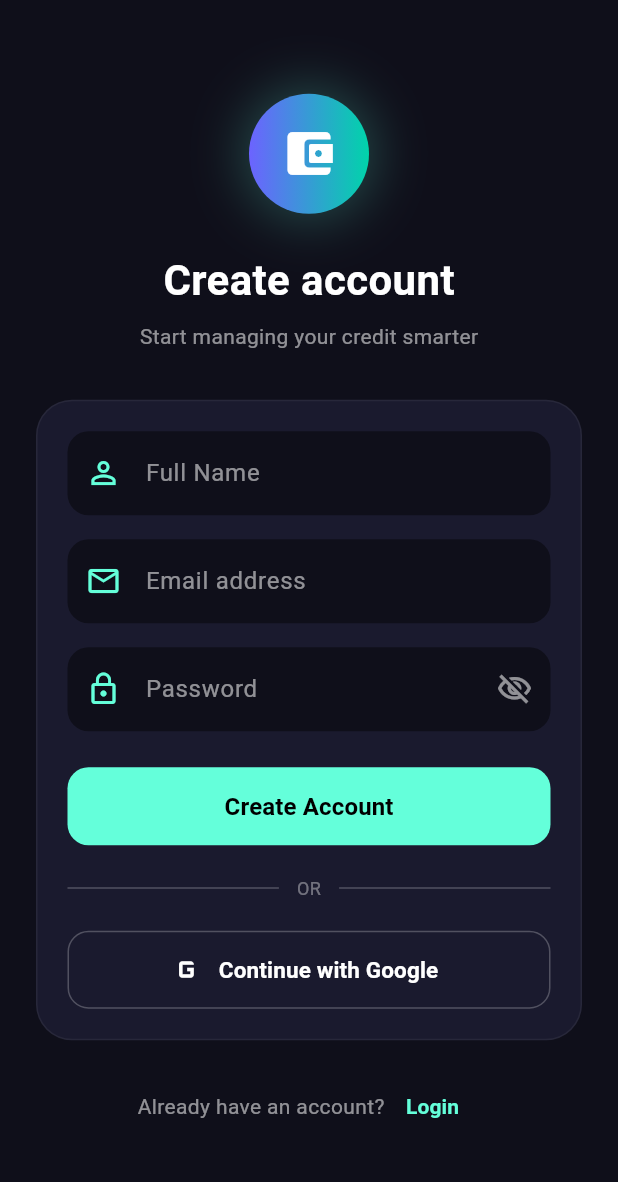
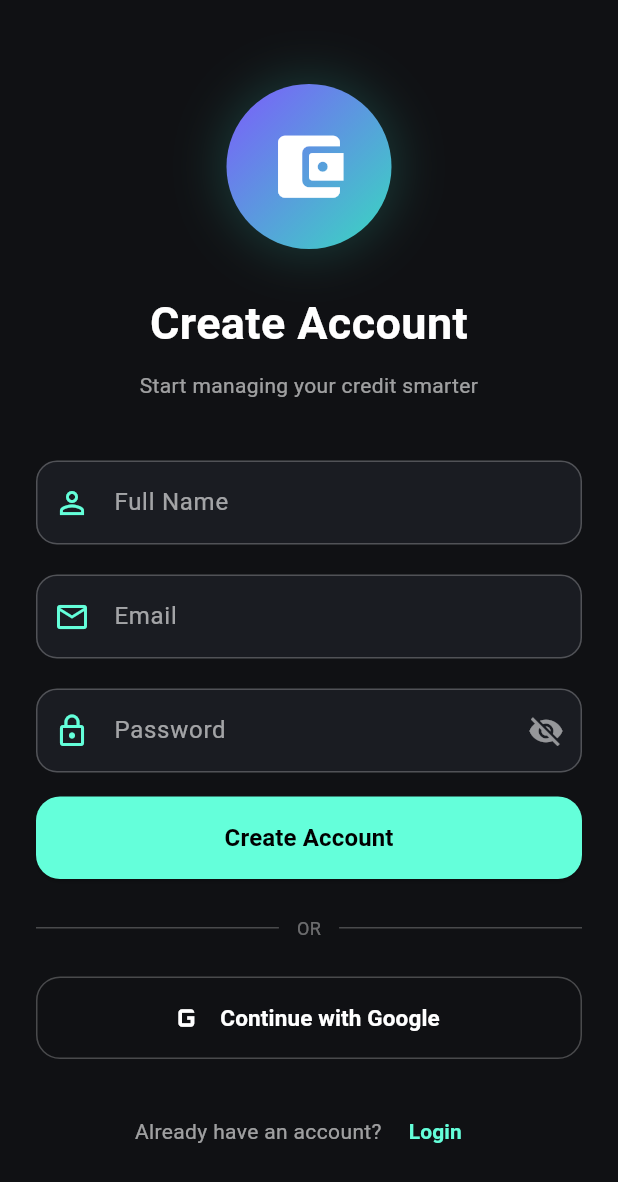
Before and after one commit to jahnvisrivastava01/CredV, a Flutter app: the RegisterScreen screen opened directly, on a phone screen of 412 x 824 dp. Shown: the top 1182 px of the screen. Run offline on Flutter 3.47's test engine with Material 3 defaults, Android fonts, the phone set to English and light mode, and no system bars; our stand-ins replace firebase_auth, firebase_core, fl_chart, google_sign_in; accounts and stored records are empty.

Commit message:
updated register screen

```diff
--- a/lib/screens/register_screen.dart
+++ b/lib/screens/register_screen.dart
@@ -245,108 +245,121 @@ class _RegisterScreenState extends State<RegisterScreen> {
   @override
   Widget build(BuildContext context) {
     return Scaffold(
-      backgroundColor: const Color(0xFF0F0F1A),
+      backgroundColor: const Color(0xFF101114),
       body: SafeArea(
         child: Center(
           child: SingleChildScrollView(
             padding: const EdgeInsets.all(24),
             child: Column(
-              mainAxisAlignment: MainAxisAlignment.center,
+              crossAxisAlignment: CrossAxisAlignment.stretch,
               children: [
-                // LOGO - MATCHES LOGIN SCREEN
-                Container(
-                  width: 80,
-                  height: 80,
+                const SizedBox(height: 30),
+
+                // =====================================================
+                // APP ICON - SAME BRANDING AS LOGIN SCREEN
+                // =====================================================
+                Center(
+                  child: Container(
+                    height: 110,
+                    width: 110,
+                    alignment: Alignment.center,
                     decoration: BoxDecoration(
                       shape: BoxShape.circle,
                       gradient: const LinearGradient(
+                        begin: Alignment.topLeft,
+                        end: Alignment.bottomRight,
                         colors: [
-                        Color(0xFF6C63FF),
-                        Color(0xFF00D4AA),
+                          Color(0xFF7C5CFC),
+                          Color(0xFF38D9C0),
                         ],
                       ),
                       boxShadow: [
                         BoxShadow(
-                        color: Colors.tealAccent.withOpacity(0.25),
-                        blurRadius: 30,
+                          color: const Color(0xFF38D9C0).withOpacity(0.20),
+                          blurRadius: 28,
                           spreadRadius: 4,
                         ),
                       ],
                     ),
                     child: const Icon(
                       Icons.account_balance_wallet_rounded,
+                      size: 55,
                       color: Colors.white,
-                    size: 38,
+                    ),
                   ),
                 ),
 
-                const SizedBox(height: 24),
+                const SizedBox(height: 28),
 
                 const Text(
-                  'Create account',
+                  'Create Account',
+                  textAlign: TextAlign.center,
                   style: TextStyle(
                     color: Colors.white,
-                    fontSize: 28,
+                    fontSize: 30,
                     fontWeight: FontWeight.bold,
                   ),
                 ),
 
-                const SizedBox(height: 8),
+                const SizedBox(height: 10),
 
                 const Text(
                   'Start managing your credit smarter',
+                  textAlign: TextAlign.center,
                   style: TextStyle(
-                    color: Colors.white54,
+                    color: Colors.white60,
                     fontSize: 14,
                   ),
                 ),
 
-                const SizedBox(height: 32),
+                const SizedBox(height: 40),
 
-                // FORM CARD - MATCHES LOGIN
-                Container(
-                  padding: const EdgeInsets.all(20),
-                  decoration: BoxDecoration(
-                    color: const Color(0xFF1A1A2E),
-                    borderRadius: BorderRadius.circular(24),
-                    border: Border.all(
-                      color: Colors.white.withOpacity(0.06),
-                    ),
-                  ),
-                  child: Column(
-                    children: [
+                // =====================================================
+                // NAME FIELD
+                // =====================================================
                 _buildField(
                   controller: _nameController,
                   label: 'Full Name',
                   icon: Icons.person_outline,
                 ),
-                      const SizedBox(height: 16),
+
+                const SizedBox(height: 20),
+
+                // =====================================================
+                // EMAIL FIELD
+                // =====================================================
                 _buildField(
                   controller: _emailController,
-                        label: 'Email address',
+                  label: 'Email',
                   icon: Icons.email_outlined,
                   keyboardType: TextInputType.emailAddress,
                 ),
-                      const SizedBox(height: 16),
+
+                const SizedBox(height: 20),
+
+                // =====================================================
+                // PASSWORD FIELD
+                // =====================================================
                 _buildField(
                   controller: _passwordController,
                   label: 'Password',
                   icon: Icons.lock_outline,
                   obscureText: _obscurePassword,
                   suffixIcon: IconButton(
+                    icon: Icon(
+                      _obscurePassword
+                          ? Icons.visibility_off
+                          : Icons.visibility,
+                      color: Colors.white54,
+                    ),
                     onPressed: () {
                       setState(() {
                         _obscurePassword = !_obscurePassword;
                       });
                     },
-                          icon: Icon(
-                            _obscurePassword
-                                ? Icons.visibility_off_outlined
-                                : Icons.visibility_outlined,
-                            color: Colors.white54,
                   ),
                 ),
-                      ),
+
                 if (_errorMessage != null) ...[
                   const SizedBox(height: 16),
                   Container(
@@ -358,6 +371,7 @@ class _RegisterScreenState extends State<RegisterScreen> {
                     ),
                     child: Text(
                       _errorMessage!,
+                      textAlign: TextAlign.center,
                       style: const TextStyle(
                         color: Colors.redAccent,
                         fontSize: 13,
@@ -365,40 +379,45 @@ class _RegisterScreenState extends State<RegisterScreen> {
                     ),
                   ),
                 ],
-                      const SizedBox(height: 24),
+
+                const SizedBox(height: 16),
+
+                // =====================================================
+                // CREATE ACCOUNT BUTTON
+                // =====================================================
                 SizedBox(
-                        width: double.infinity,
-                        height: 52,
+                  height: 55,
                   child: ElevatedButton(
                     onPressed: _isLoading ? null : _register,
                     style: ElevatedButton.styleFrom(
                       backgroundColor: Colors.tealAccent,
                       foregroundColor: Colors.black,
-                            elevation: 0,
+                      disabledBackgroundColor:
+                          Colors.tealAccent.withOpacity(0.4),
                       shape: RoundedRectangleBorder(
-                              borderRadius: BorderRadius.circular(14),
+                        borderRadius: BorderRadius.circular(16),
                       ),
                     ),
                     child: _isLoading
                         ? const SizedBox(
-                                  width: 22,
-                                  height: 22,
+                            height: 24,
+                            width: 24,
                             child: CircularProgressIndicator(
-                                    strokeWidth: 2,
+                              strokeWidth: 2.5,
                               color: Colors.black,
                             ),
                           )
                         : const Text(
                             'Create Account',
                             style: TextStyle(
+                              fontSize: 16,
                               fontWeight: FontWeight.bold,
-                                    fontSize: 16,
                             ),
                           ),
                   ),
                 ),
 
-                      const SizedBox(height: 20),
+                const SizedBox(height: 24),
 
                 // =====================================================
                 // DIVIDER
@@ -410,30 +429,27 @@ class _RegisterScreenState extends State<RegisterScreen> {
                       padding: const EdgeInsets.symmetric(horizontal: 12),
                       child: Text(
                         'OR',
-                              style: TextStyle(
-                                  color: Colors.white38, fontSize: 12),
+                        style: TextStyle(color: Colors.white38, fontSize: 12),
                       ),
                     ),
                     const Expanded(child: Divider(color: Colors.white24)),
                   ],
                 ),
 
-                      const SizedBox(height: 20),
+                const SizedBox(height: 24),
 
                 // =====================================================
                 // GOOGLE SIGN-IN BUTTON
                 // =====================================================
                 SizedBox(
-                        width: double.infinity,
-                        height: 52,
+                  height: 55,
                   child: OutlinedButton.icon(
-                          onPressed:
-                              _isGoogleLoading ? null : _signInWithGoogle,
+                    onPressed: _isGoogleLoading ? null : _signInWithGoogle,
                     style: OutlinedButton.styleFrom(
                       foregroundColor: Colors.white,
                       side: const BorderSide(color: Colors.white24),
                       shape: RoundedRectangleBorder(
-                              borderRadius: BorderRadius.circular(14),
+                        borderRadius: BorderRadius.circular(16),
                       ),
                     ),
                     icon: _isGoogleLoading
@@ -445,7 +461,7 @@ class _RegisterScreenState extends State<RegisterScreen> {
                               color: Colors.white,
                             ),
                           )
-                              : const Icon(Icons.g_mobiledata, size: 26),
+                        : const Icon(Icons.g_mobiledata, size: 28),
                     label: Text(
                       _isGoogleLoading
                           ? 'Signing in...'
@@ -457,20 +473,19 @@ class _RegisterScreenState extends State<RegisterScreen> {
                     ),
                   ),
                 ),
-                    ],
-                  ),
-                ),
 
-                const SizedBox(height: 20),
+                const SizedBox(height: 24),
 
+                // =====================================================
                 // LOGIN NAVIGATION
+                // =====================================================
                 Row(
                   mainAxisAlignment: MainAxisAlignment.center,
                   children: [
                     const Text(
-                      'Already have an account?',
+                      'Already have an account? ',
                       style: TextStyle(
-                        color: Colors.white54,
+                        color: Colors.white60,
                       ),
                     ),
                     TextButton(
@@ -489,6 +504,8 @@ class _RegisterScreenState extends State<RegisterScreen> {
                     ),
                   ],
                 ),
+
+                const SizedBox(height: 20),
               ],
             ),
           ),
@@ -515,7 +532,7 @@ class _RegisterScreenState extends State<RegisterScreen> {
       decoration: InputDecoration(
         labelText: label,
         labelStyle: const TextStyle(
-          color: Colors.white54,
+          color: Colors.white60,
         ),
         prefixIcon: Icon(
           icon,
@@ -523,15 +540,18 @@ class _RegisterScreenState extends State<RegisterScreen> {
         ),
         suffixIcon: suffixIcon,
         filled: true,
-        fillColor: const Color(0xFF0F0F1A),
-        border: OutlineInputBorder(
+        fillColor: const Color(0xFF1A1C22),
+        enabledBorder: OutlineInputBorder(
           borderRadius: BorderRadius.circular(14),
-          borderSide: BorderSide.none,
+          borderSide: const BorderSide(
+            color: Colors.white24,
+          ),
         ),
         focusedBorder: OutlineInputBorder(
           borderRadius: BorderRadius.circular(14),
           borderSide: const BorderSide(
             color: Colors.tealAccent,
+            width: 1.5,
           ),
         ),
       ),
--- a/lib/services/api_service.dart
+++ b/lib/services/api_service.dart
@@ -153,7 +153,7 @@ class ApiService {
       },
       body: jsonEncode({
         'email': email.trim(),
-        'newPassword': newPassword,
+        'new_password': newPassword,
       }),
     );
 
```
Lines whose indentation alone changed are shown as unchanged.
